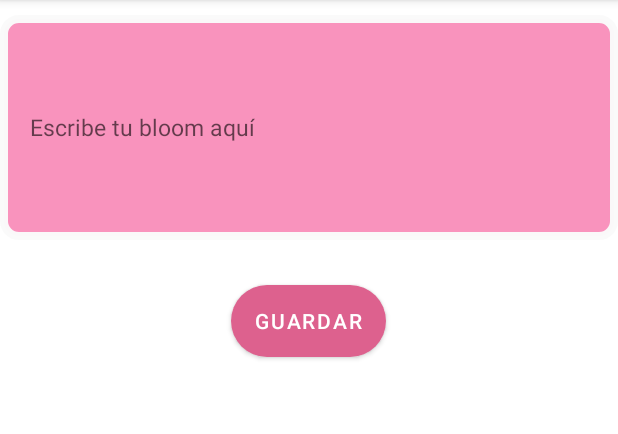
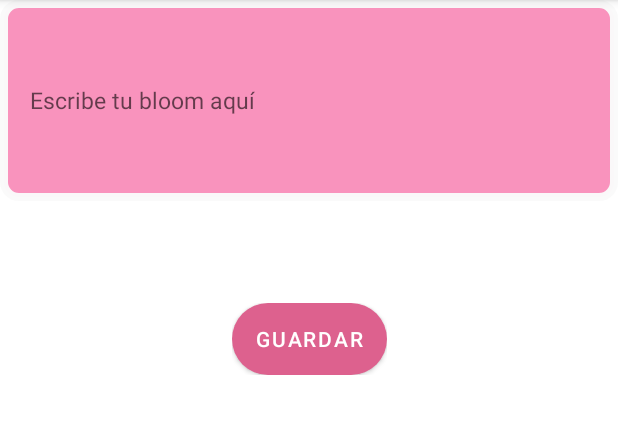
Before and after one commit to andreitaglz1/Blooming, an Android app: the fragment HomeFragment shown on its own in the app's theme, on a phone screen of 412 x 824 dp, the part 84-518 px from its top. Run offline under Robolectric (Android 15) with nearby library versions, the phone set to English and light mode, and no system bars.

Commit message:
Design Home Fixed

```diff
--- a/app/src/main/java/ni/edu/uca/blooming/MainActivity.kt
+++ b/app/src/main/java/ni/edu/uca/blooming/MainActivity.kt
@@ -1,11 +1,16 @@
 package ni.edu.uca.blooming
 
 import android.os.Bundle
+import android.view.MenuItem
+
+import androidx.appcompat.app.ActionBarDrawerToggle
 import androidx.appcompat.app.AppCompatActivity
+
 import ni.edu.uca.blooming.databinding.ActivityMainBinding
 
 class MainActivity  : AppCompatActivity(){
     private lateinit var binding: ActivityMainBinding
+    private lateinit var toggle: ActionBarDrawerToggle
 
     override fun onCreate(savedInstanceState: Bundle?) {
         super.onCreate(savedInstanceState)
@@ -13,9 +18,11 @@ class MainActivity  : AppCompatActivity(){
         binding = ActivityMainBinding.inflate(layoutInflater)
         setContentView(binding.root)
 
-        //navController = Navigation.findNavController(this, R.id.nav_host_fragment_content_main)
+    }
+    override fun onOptionsItemSelected(item: MenuItem): Boolean {
 
-
+        if(toggle.onOptionsItemSelected(item))
+            return true
+        return super.onOptionsItemSelected(item)
     }
-
 }
--- a/app/src/main/java/ni/edu/uca/blooming/ui/post/BloomAdapter.kt
+++ b/app/src/main/java/ni/edu/uca/blooming/ui/post/BloomAdapter.kt
@@ -5,6 +5,8 @@ import android.view.View
 import android.view.ViewGroup
 import android.widget.ImageButton
 import android.widget.TextView
+import androidx.appcompat.app.ActionBarDrawerToggle
+import androidx.drawerlayout.widget.DrawerLayout
 import androidx.recyclerview.widget.DiffUtil
 import androidx.recyclerview.widget.ListAdapter
 import androidx.recyclerview.widget.RecyclerView
--- a/app/src/main/res/layout/activity_main.xml
+++ b/app/src/main/res/layout/activity_main.xml
@@ -1,5 +1,5 @@
 <?xml version="1.0" encoding="utf-8"?>
-<androidx.constraintlayout.widget.ConstraintLayout
+<androidx.drawerlayout.widget.DrawerLayout
     xmlns:android="http://schemas.android.com/apk/res/android"
     xmlns:app="http://schemas.android.com/apk/res-auto"
     xmlns:tools="http://schemas.android.com/tools"
@@ -20,4 +20,15 @@
         app:layout_constraintTop_toTopOf="parent"
         app:navGraph="@navigation/nav_graph" />
 
-</androidx.constraintlayout.widget.ConstraintLayout>
+    <com.google.android.material.navigation.NavigationView
+        android:id="@+id/nav_view"
+        android:layout_width="wrap_content"
+        android:layout_height="match_parent"
+        android:fitsSystemWindows="true"
+        android:layout_gravity="start"
+        app:itemTextColor="@color/white"
+        app:itemIconTint="@color/white"
+        android:background="@color/jazzberry_jam"
+        app:headerLayout="@layout/nav_header_main"
+        app:menu="@menu/nav_menu" />
+</androidx.drawerlayout.widget.DrawerLayout>
--- a/app/src/main/res/layout/fragment_home.xml
+++ b/app/src/main/res/layout/fragment_home.xml
@@ -1,60 +1,69 @@
 <?xml version="1.0" encoding="utf-8"?>
-<androidx.drawerlayout.widget.DrawerLayout
+<androidx.constraintlayout.widget.ConstraintLayout
     xmlns:android="http://schemas.android.com/apk/res/android"
     xmlns:app="http://schemas.android.com/apk/res-auto"
     xmlns:tools="http://schemas.android.com/tools"
-    android:id="@+id/drawer_layout"
     android:layout_width="match_parent"
     android:layout_height="match_parent"
     tools:context=".ui.home.HomeFragment"
     android:orientation="vertical"
-    tools:openDrawer="start">
+>
 
 
     <LinearLayout
-        android:layout_width="200dp"
-        android:layout_height="200dp"
-        android:layout_marginTop="10dp"
+        android:id="@+id/linearLayout"
+        android:layout_width="match_parent"
+        android:layout_height="wrap_content"
         android:orientation="horizontal"
-        >
+        app:layout_constraintEnd_toEndOf="parent"
+        app:layout_constraintStart_toStartOf="parent"
+        app:layout_constraintTop_toBottomOf="@id/lybtn"
+        app:layout_constraintTop_toTopOf="parent">
 
         <EditText
             android:id="@+id/etPost"
             android:layout_width="match_parent"
-            android:layout_height="150dp"
+            android:layout_height="134dp"
+            android:background="@drawable/custom_input"
+            android:ems="10"
             android:hint="Escribe tu bloom aquí"
-            android:textSize="15sp"
+            android:inputType="textMultiLine"
+            android:lines="8"
+            android:maxLines="10"
             android:padding="20dp"
-            android:lines="8"
-            android:inputType="textMultiLine"
-            android:maxLines="10"
-            android:ems="10"
             android:textColor="@color/white"
-            android:background="@drawable/custom_input" />
+            android:textSize="15sp" />
 
     </LinearLayout>
 
     <LinearLayout
+        android:id="@+id/lybtn"
         android:layout_width="wrap_content"
         android:layout_height="wrap_content"
-    android:gravity="center"
-    android:orientation="vertical">
+        android:orientation="vertical"
+        app:layout_constraintTop_toBottomOf="@id/linearLayout"
+        app:layout_constraintBottom_toTopOf="@id/lyrcv"
+        app:layout_constraintLeft_toLeftOf="parent"
+        app:layout_constraintRight_toRightOf="parent"
+       >
 
         <Button
             android:id="@+id/btnPost"
             android:layout_width="wrap_content"
             android:layout_height="wrap_content"
             android:background="@drawable/custom_button"
-        android:text="@string/guardar"
-        android:layout_marginTop="10dp"
-        android:layout_marginBottom="350dp"/>
+            android:text="@string/guardar" />
 
     </LinearLayout>
 
     <LinearLayout
-    android:layout_width="wrap_content"
-    android:layout_height="wrap_content"
-    android:layout_marginTop="280dp">
+        android:id="@+id/lyrcv"
+        android:layout_width="match_parent"
+        android:layout_height="450dp"
+        app:layout_constraintBottom_toBottomOf="parent"
+        app:layout_constraintEnd_toEndOf="parent"
+        app:layout_constraintStart_toStartOf="parent"
+   >
 
         <androidx.recyclerview.widget.RecyclerView
             android:id="@+id/blooms"
@@ -65,17 +74,5 @@
             tools:listitem="@layout/lista_bloom_account" />
     </LinearLayout>
 
-    <com.google.android.material.navigation.NavigationView
-        android:id="@+id/nav_view"
-        android:layout_width="wrap_content"
-        android:layout_height="match_parent"
-        android:fitsSystemWindows="true"
-        android:layout_gravity="start"
-        app:itemTextColor="@color/white"
-        app:itemIconTint="@color/white"
-        android:background="@color/jazzberry_jam"
-        app:headerLayout="@layout/nav_header_main"
-        app:menu="@menu/nav_menu" />
 
-
-</androidx.drawerlayout.widget.DrawerLayout>
+</androidx.constraintlayout.widget.ConstraintLayout>
```
Also changed, not shown: app/src/main/java/ni/edu/uca/blooming/ui/home/HomeFragment.kt (+3 -18 lines). Lines whose indentation alone changed are shown as unchanged.
